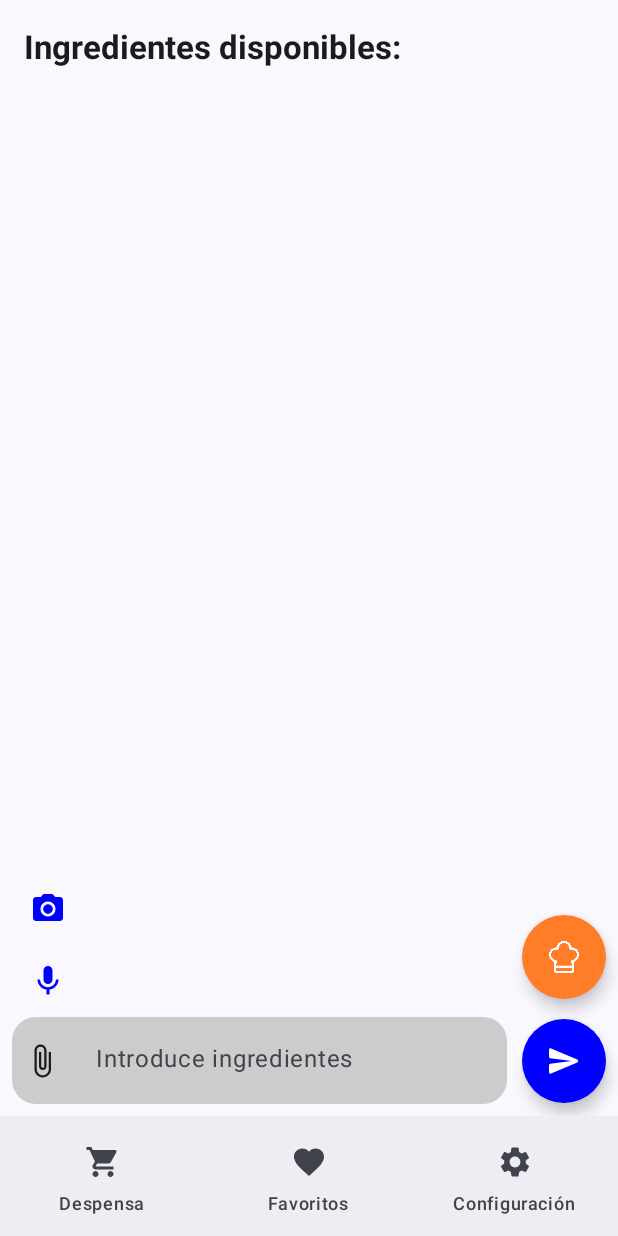
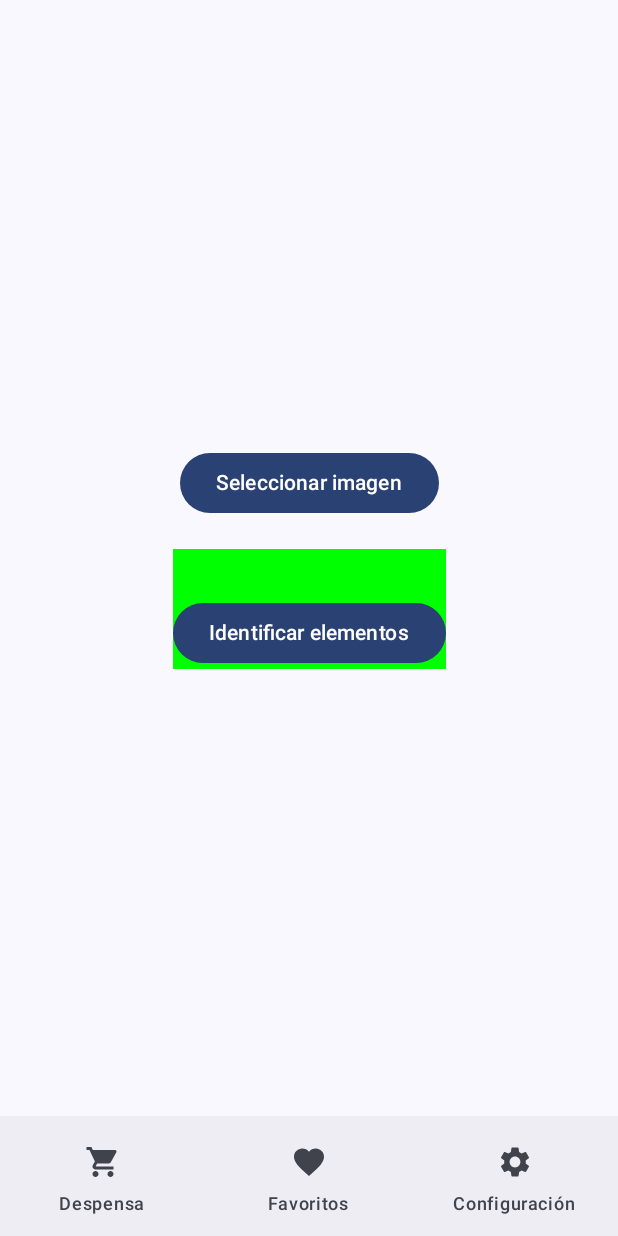
Before and after one commit to dnieto-r/despensia, an Android app built with Jetpack Compose: the PantryScreen screen opened through its navigation route, after a tap on "Favorite", on a phone screen of 412 x 824 dp. Run offline under Robolectric (Android 15) with nearby library versions, the phone set to English and light mode, and no system bars; our stand-ins replace Dagger/Hilt's generated code, constraintlayout-compose; pictures from the network do not load; 2 other taps on this screen came first.

Commit message:
feat: add image detection and sergio house IP

```diff
--- a/app/src/main/java/com/solstix/despensia/di/NetworkModule.kt
+++ b/app/src/main/java/com/solstix/despensia/di/NetworkModule.kt
@@ -17,6 +17,7 @@ import okhttp3.OkHttpClient
 import okhttp3.logging.HttpLoggingInterceptor
 import retrofit2.Retrofit
 import retrofit2.converter.moshi.MoshiConverterFactory
+import java.util.concurrent.TimeUnit
 import javax.inject.Singleton
 
 
@@ -32,6 +33,8 @@ object NetworkModule {
         return OkHttpClient.Builder()
             .addInterceptor(interceptor)
             .addInterceptor(ChuckerInterceptor(context))
+            .readTimeout(80, TimeUnit.SECONDS)
+            .connectTimeout(80, TimeUnit.SECONDS)
             .build()
     }
 
--- a/app/src/main/java/com/solstix/despensia/presentation/App.kt
+++ b/app/src/main/java/com/solstix/despensia/presentation/App.kt
@@ -27,6 +27,7 @@ import androidx.navigation.compose.NavHost
 import androidx.navigation.compose.composable
 import androidx.navigation.compose.rememberNavController
 import com.solstix.despensia.presentation.screen.FavoriteScreen
+import com.solstix.despensia.presentation.screen.ImageSelectorScreen
 import com.solstix.despensia.presentation.screen.IngredientItem
 import com.solstix.despensia.presentation.screen.PantryScreen
 import com.solstix.despensia.presentation.screen.Recipe
@@ -88,6 +89,12 @@ fun App() {
                     ::setChefLevel,
                     utensils,
                     ::setUtensils,
+                )
+            }
+            composable("image_selector") {
+                ImageSelectorScreen(
+                    navController,
+                    viewModel
                 )
             }
             composable(
--- /dev/null
+++ b/app/src/main/java/com/solstix/despensia/presentation/screen/ImageSelector.kt
@@ -0,0 +1,111 @@
+package com.solstix.despensia.presentation.screen
+
+import android.Manifest
+import android.net.Uri
+import android.util.Log
+import androidx.activity.compose.rememberLauncherForActivityResult
+import androidx.activity.result.contract.ActivityResultContracts
+import androidx.compose.foundation.Image
+import androidx.compose.foundation.background
+import androidx.compose.foundation.layout.Arrangement
+import androidx.compose.foundation.layout.Column
+import androidx.compose.foundation.layout.Spacer
+import androidx.compose.foundation.layout.fillMaxSize
+import androidx.compose.foundation.layout.height
+import androidx.compose.foundation.layout.padding
+import androidx.compose.foundation.layout.size
+import androidx.compose.material3.Button
+import androidx.compose.material3.Surface
+import androidx.compose.material3.Text
+import androidx.compose.runtime.Composable
+import androidx.compose.runtime.getValue
+import androidx.compose.runtime.mutableStateOf
+import androidx.compose.runtime.remember
+import androidx.compose.runtime.setValue
+import androidx.compose.ui.Alignment
+import androidx.compose.ui.Modifier
+import androidx.compose.ui.graphics.Color
+import androidx.compose.ui.platform.LocalContext
+import androidx.compose.ui.unit.dp
+import androidx.navigation.NavController
+import coil.compose.rememberImagePainter
+import com.google.accompanist.permissions.ExperimentalPermissionsApi
+import com.google.accompanist.permissions.rememberPermissionState
+import com.solstix.despensia.presentation.viewmodel.HomeViewModel
+
+@OptIn(ExperimentalPermissionsApi::class)
+@Composable
+fun ImageSelectorScreen(navController: NavController, viewModel: HomeViewModel) {
+    var imageUri by remember { mutableStateOf<Uri?>(null) }
+    val context = LocalContext.current
+
+    val permissionState = rememberPermissionState(permission = Manifest.permission.CAMERA)
+
+    val galleryLauncher = rememberLauncherForActivityResult(ActivityResultContracts.GetContent()) { uri: Uri? ->
+        imageUri = uri
+    }
+    val launcher = rememberLauncherForActivityResult(
+        ActivityResultContracts.RequestPermission()
+    ) { isGranted: Boolean ->
+        if (isGranted) {
+            // Permission Accepted: Do something
+            Log.d("ExampleScreen","PERMISSION GRANTED")
+
+        } else {
+            // Permission Denied: Do something
+            Log.d("ExampleScreen","PERMISSION DENIED")
+        }
+    }
+
+    Surface(modifier = Modifier.fillMaxSize()) {
+        Column(
+            horizontalAlignment = Alignment.CenterHorizontally,
+            verticalArrangement = Arrangement.Center,
+            modifier = Modifier.fillMaxSize()
+        ) {
+            Button(onClick = {
+                Log.d("TEST", "HOLA ${permissionState.hasPermission}")
+
+                if (permissionState.hasPermission) {
+                    galleryLauncher.launch("image/*")
+                } else {
+                    launcher.launch(Manifest.permission.READ_EXTERNAL_STORAGE)
+                }
+            }) {
+                Text(text = "Seleccionar imagen")
+            }
+
+            Spacer(modifier = Modifier.height(20.dp))
+
+            imageUri?.let {
+                Image(
+                    painter = rememberImagePainter(data = it),
+                    contentDescription = null,
+                    modifier = Modifier.size(300.dp)
+                )
+            }
+
+            Button(
+                modifier = Modifier
+                    .align(Alignment.CenterHorizontally)
+                    .background(Color.Green)
+                    .padding(top = 32.dp),
+                onClick = {
+                    imageUri?.let {
+                        val file = createTempFile()
+                        it.let { context.contentResolver.openInputStream(it) }.use { input ->
+                            file.outputStream().use { output ->
+                                input?.copyTo(output)
+                            }
+                        }
+                        viewModel.getIngredients(file) {
+                            file.delete()
+                        }
+                    }
+                }) {
+                Text(text = "Identificar elementos")
+            }
+        }
+    }
+
+}
--- a/app/src/main/java/com/solstix/despensia/presentation/screen/Pantry.kt
+++ b/app/src/main/java/com/solstix/despensia/presentation/screen/Pantry.kt
@@ -186,7 +186,7 @@ fun PantryScreen(
                     }) {
                 AnimatedVisibility(visible = expanded) {
                     IconButton(
-                        onClick = { /* Acción del icono */ },
+                        onClick = { navController.navigate("image_selector") },
                         modifier = Modifier
                             .offset(y = iconOffset)
                             .alpha(iconAlpha)
--- a/app/src/main/java/com/solstix/despensia/presentation/screen/RecipesForm.kt
+++ b/app/src/main/java/com/solstix/despensia/presentation/screen/RecipesForm.kt
@@ -226,7 +226,9 @@ fun RecipesFormScreen(
                     if (isLactosa.value) "lactosa" else "",
                     if (isMarisco.value) "marisco" else "",
                     if (isGluten.value) "gluten" else ""
-                )
+                ).filter {
+                    it != ""
+                }
 
                 viewModel.getProductDetails(
                     ingredients,
--- a/app/src/main/java/com/solstix/despensia/repository/Repository.kt
+++ b/app/src/main/java/com/solstix/despensia/repository/Repository.kt
@@ -1,7 +1,9 @@
 package com.solstix.despensia.repository
 
+import com.solstix.despensia.model.ImageDto
 import com.solstix.despensia.model.RecipesDto
 import com.solstix.despensia.util.ApiState
+import java.io.File
 
 interface Repository {
     suspend fun getRecipes(ingredient: List<String>,
@@ -11,4 +13,6 @@ interface Repository {
                            utensils: List<String>,
                            chefLevel: String,
                            diners: String): ApiState<RecipesDto>
+
+    suspend fun getIngredientsFromImage(imageFile: File) : ApiState<ImageDto>
 }
--- a/app/src/main/res/xml/network_security_config.xml
+++ b/app/src/main/res/xml/network_security_config.xml
@@ -1,6 +1,7 @@
 <?xml version="1.0" encoding="utf-8"?>
 <network-security-config>
     <domain-config cleartextTrafficPermitted="true">
+        <domain includeSubdomains="true">casapsm.duckdns.org</domain>
         <domain includeSubdomains="true">10.19.200.92</domain>
     </domain-config>
 </network-security-config>
```
Also changed, not shown: app/build.gradle.kts (+4 -3 lines), app/src/main/AndroidManifest.xml (+7 -0 lines), app/src/main/java/com/solstix/despensia/model/RecipesDto.kt (+7 -0 lines), app/src/main/java/com/solstix/despensia/network/ApiService.kt (+10 -0 lines), app/src/main/java/com/solstix/despensia/presentation/viewmodel/HomeViewModel.kt (+21 -0 lines), app/src/main/java/com/solstix/despensia/repository/RepositoryImpl.kt (+25 -3 lines).
